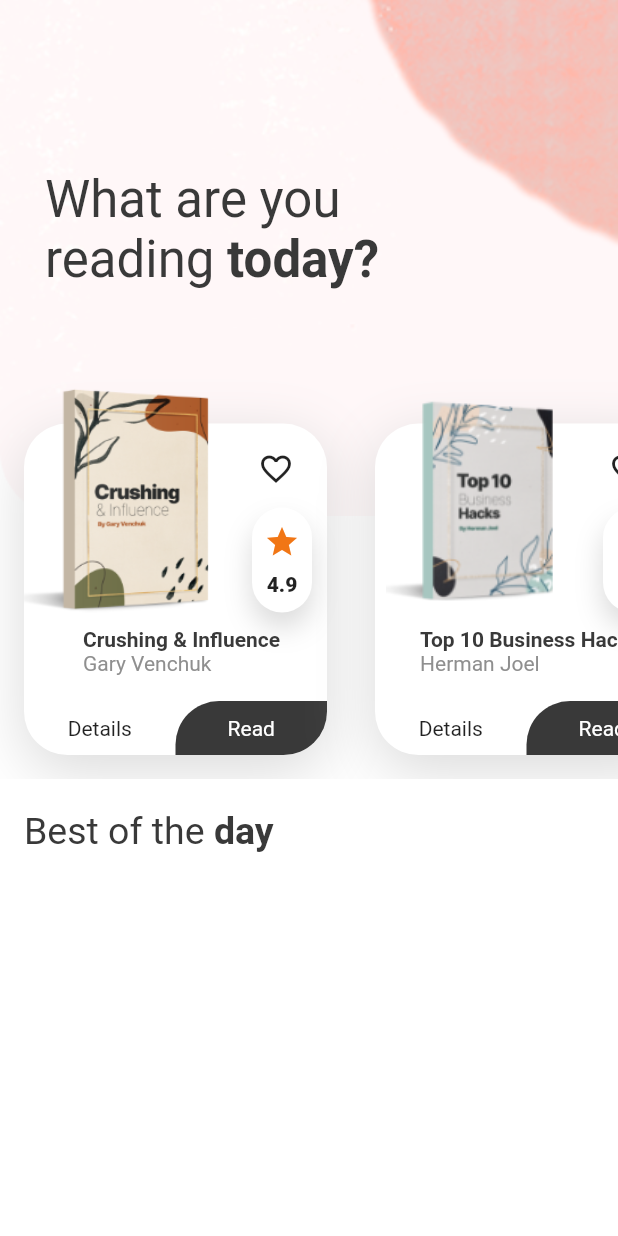
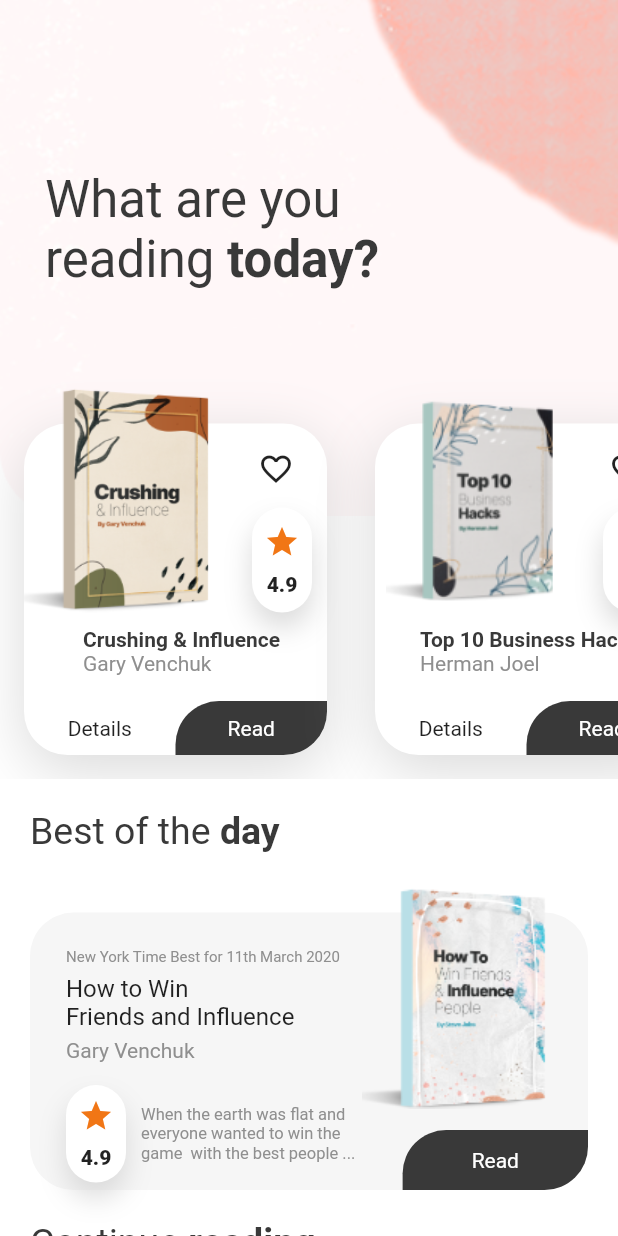
Before and after one commit to JerryAgbesi/Ebook_app, a Flutter app: the HomeScreen screen opened directly, on a phone screen of 412 x 824 dp. Run offline on Flutter 3.47's test engine with Material 2 defaults, Android fonts, the phone set to English and light mode, and no system bars.

Commit message:
finished up best of the day section

```diff
--- a/lib/screens/home_screen.dart
+++ b/lib/screens/home_screen.dart
@@ -16,14 +16,17 @@ class _HomeScreenState extends State<HomeScreen> {
     var size = MediaQuery.of(context).size;
 
     return Scaffold(
-      body: Container(
+      body: ListView(
+        children: [
+          Container(
             width: double.infinity,
             decoration: const BoxDecoration(
                 image: DecorationImage(
                     fit: BoxFit.fitWidth,
                     alignment: Alignment.topCenter,
                     image: AssetImage('assets/images/main_page_bg.png'))),
-        child: Column(crossAxisAlignment: CrossAxisAlignment.start, children: [
+            child:
+                Column(crossAxisAlignment: CrossAxisAlignment.start, children: [
               SizedBox(
                 height: size.height * .1,
               ),
@@ -51,7 +54,9 @@ class _HomeScreenState extends State<HomeScreen> {
                       title: 'Crushing & Influence',
                       auth: 'Gary Venchuk',
                       rating: 4.9,
-                  readFunction: () {},
+                      readFunction: () {
+                        print(size.width);
+                      },
                       detailsFunction: () {},
                     ),
                     BookDetailsCard(
@@ -68,8 +73,12 @@ class _HomeScreenState extends State<HomeScreen> {
                 height: 10,
               ),
               Padding(
-            padding: const EdgeInsets.symmetric(vertical: 10, horizontal: 16),
-            child: RichText(
+                padding:
+                    const EdgeInsets.symmetric(vertical: 10, horizontal: 20),
+                child: Column(
+                  crossAxisAlignment: CrossAxisAlignment.start,
+                  children: [
+                    RichText(
                       text: TextSpan(
                           children: const [
                             TextSpan(
@@ -85,8 +94,109 @@ class _HomeScreenState extends State<HomeScreen> {
                               .displaySmall!
                               .copyWith(color: kBlackColor, fontSize: 25)),
                     ),
+                    BestOfTheDayCard(size: size),
+                    RichText(
+                      text: TextSpan(
+                        style: Theme.of(context)
+                            .textTheme
+                            .displaySmall!
+                            .copyWith(color: kBlackColor, fontSize: 25),
+                        children: const [
+                          TextSpan(text: "Continue "),
+                          TextSpan(
+                              text: "reading...",
+                              style: TextStyle(fontWeight: FontWeight.bold)),
+                        ],
+                      ),
+                    ),
+                    const SizedBox(height: 30),
+                    Container(
+                      child: ClipRRect(
+                        borderRadius: BorderRadius.circular(38.5),
+                        child: Column(
+                            crossAxisAlignment: CrossAxisAlignment.start,
+                            children: [
+                              Expanded(
+                                child: Padding(
+                                  padding: const EdgeInsets.all(10.0),
+                                  child: Row(
+                                    children: [
+                                      Expanded(
+                                        child: Padding(
+                                          padding: EdgeInsets.only(
+                                            left: 20,
+                                          ),
+                                          child: Column(
+                                            crossAxisAlignment:
+                                                CrossAxisAlignment.start,
+                                            mainAxisAlignment:
+                                                MainAxisAlignment.end,
+                                            children: const [
+                                              Text(
+                                                "Crushing  & Influence",
+                                                style: TextStyle(
+                                                    fontWeight:
+                                                        FontWeight.bold),
+                                              ),
+                                              Text(
+                                                "Gary Venchuk",
+                                                style: TextStyle(
+                                                    color: kLightBlack),
+                                              ),
+                                              Align(
+                                                alignment:
+                                                    Alignment.bottomRight,
+                                                child: Text(
+                                                  "Chapter 7 of 10",
+                                                  style: TextStyle(
+                                                      fontSize: 10,
+                                                      color: kLightBlack),
+                                                ),
+                                              ),
+                                            ],
+                                          ),
+                                        ),
+                                      ),
+                                      SizedBox(
+                                        width: 10,
+                                      ),
+                                      const Image(
+                                        height: 55,
+                                        image: AssetImage(
+                                            "assets/images/book-1.png"),
+                                      ),
+                                    ],
+                                  ),
+                                ),
+                              ),
+                              Container(
+                                height: 7,
+                                width: size.width * .6,
+                                decoration: BoxDecoration(
+                                    color: kProgressIndicator,
+                                    borderRadius: BorderRadius.circular(7)),
+                              ),
+                            ]),
+                      ),
+                      decoration: BoxDecoration(
+                          color: Colors.white,
+                          borderRadius: BorderRadius.circular(38.5),
+                          boxShadow: [
+                            BoxShadow(
+                              color: kShadowColor,
+                              offset: Offset(0, 10),
+                              blurRadius: 33,
                             )
                           ]),
+                      height: 80,
+                      width: double.infinity,
+                    ),
+                  ],
+                ),
+              ),
+            ]),
+          ),
+        ],
       ),
     );
   }
--- /dev/null
+++ b/lib/widgets/best_of_the_Day_Card.dart
@@ -0,0 +1,103 @@
+import 'package:flutter/material.dart';
+
+import '../constants.dart';
+import 'widgets.dart';
+
+class BestOfTheDayCard extends StatelessWidget {
+  const BestOfTheDayCard({
+    Key? key,
+    required this.size,
+  }) : super(key: key);
+
+  final Size size;
+
+  @override
+  Widget build(BuildContext context) {
+    return Container(
+      margin: const EdgeInsets.symmetric(vertical: 20),
+      width: double.infinity,
+      height: 205,
+      child: Stack(
+        children: <Widget>[
+          Positioned(
+            bottom: 0,
+            left: 0,
+            right: 0,
+            child: Container(
+              child: Column(
+                crossAxisAlignment: CrossAxisAlignment.start,
+                children: <Widget>[
+                  const Text(
+                    "New York Time Best for 11th March 2020",
+                    style: TextStyle(
+                      fontSize: 10,
+                      color: kLightBlack,
+                    ),
+                  ),
+                  const SizedBox(height: 5),
+                  Text(
+                    "How to Win \nFriends and Influence",
+                    style: Theme.of(context).textTheme.titleMedium,
+                  ),
+                  const SizedBox(height: 5),
+                  const Text("Gary Venchuk",
+                      style: TextStyle(color: kLightBlack)),
+                  const SizedBox(height: 10),
+                  Expanded(
+                    child: Padding(
+                      padding: const EdgeInsets.symmetric(
+                        vertical: 5,
+                      ),
+                      child: Row(
+                        children: [
+                          bookRating(rating: 4.9),
+                          const SizedBox(
+                            width: 10,
+                          ),
+                          const Expanded(
+                            child: Text(
+                              "When the earth was flat and everyone wanted to"
+                              " win the game  with the best people ... ",
+                              maxLines: 3,
+                              overflow: TextOverflow.ellipsis,
+                              style:
+                                  TextStyle(fontSize: 11, color: kLightBlack),
+                            ),
+                          ),
+                        ],
+                      ),
+                    ),
+                  ),
+                ],
+              ),
+
+              padding:
+                  EdgeInsets.only(left: 24, top: 24, right: size.width * .35),
+              height: 185,
+              width: size.width * .9,
+              // width: ,
+              decoration: BoxDecoration(
+                  color: const Color(0xFFFEAEAEA).withOpacity(.45),
+                  borderRadius: BorderRadius.circular(29)),
+            ),
+          ),
+          Positioned(
+              right: 0,
+              bottom: 0,
+              child: SizedBox(
+                height: 40,
+                width: size.width * .3,
+                child: DoubleSidedButton(press: () {}, label: "Read"),
+              )),
+          Positioned(
+              right: 0,
+              top: 0,
+              child: Image.asset(
+                "assets/images/book-3.png",
+                width: size.width * .37,
+              ))
+        ],
+      ),
+    );
+  }
+}
--- a/lib/widgets/book_details_card.dart
+++ b/lib/widgets/book_details_card.dart
@@ -1,4 +1,3 @@
-
 import 'package:flutter/material.dart';
 import 'package:ebook_app/constants.dart';
 import 'package:ebook_app/widgets/widgets.dart';
@@ -116,7 +115,9 @@ class BookDetailsCard extends StatelessWidget {
                         Expanded(
                           child: DoubleSidedButton(
                             label: 'Read',
-                            press: () {},
+                            press: () {
+
+                            },
                           ),
                         ),
                       ],
--- a/lib/widgets/widgets.dart
+++ b/lib/widgets/widgets.dart
@@ -2,3 +2,4 @@ export 'round_button.dart';
 export 'book_rating.dart';
 export 'double_sided_button.dart';
 export 'book_details_card.dart';
+export 'best_of_the_Day_Card.dart';
```
Lines whose indentation alone changed are shown as unchanged.
